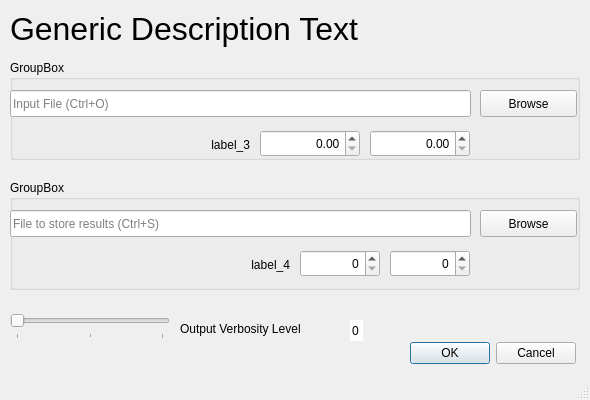
The window that ui/Qt/generic_in_out_xysize_xysize.ui (CellKai/imcf-toolbox) describes before a commit, drawn with Qt 5.
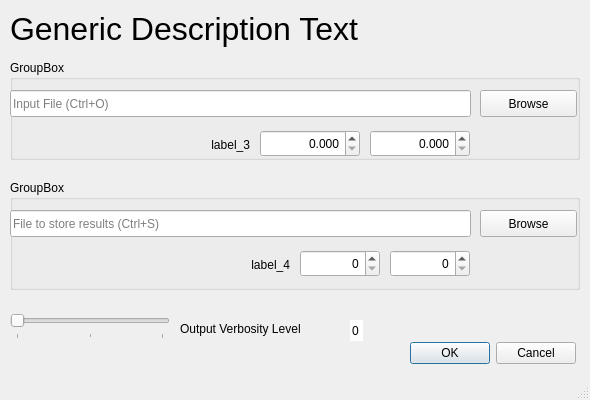
The same window after the commit.

Commit message: increase number of decimals

Diff of the .ui file:
```diff
--- a/ui/Qt/generic_in_out_xysize_xysize.ui
+++ b/ui/Qt/generic_in_out_xysize_xysize.ui
@@ -135,6 +135,9 @@
      <property name="alignment">
       <set>Qt::AlignRight|Qt::AlignTrailing|Qt::AlignVCenter</set>
      </property>
+     <property name="decimals">
+      <number>3</number>
+     </property>
      <property name="maximum">
       <double>9999.989999999999782</double>
      </property>
@@ -151,6 +154,9 @@
      <property name="alignment">
       <set>Qt::AlignRight|Qt::AlignTrailing|Qt::AlignVCenter</set>
      </property>
+     <property name="decimals">
+      <number>3</number>
+     </property>
      <property name="maximum">
       <double>9999.989999999999782</double>
      </property>
```
The commit also changes 1 other file.
